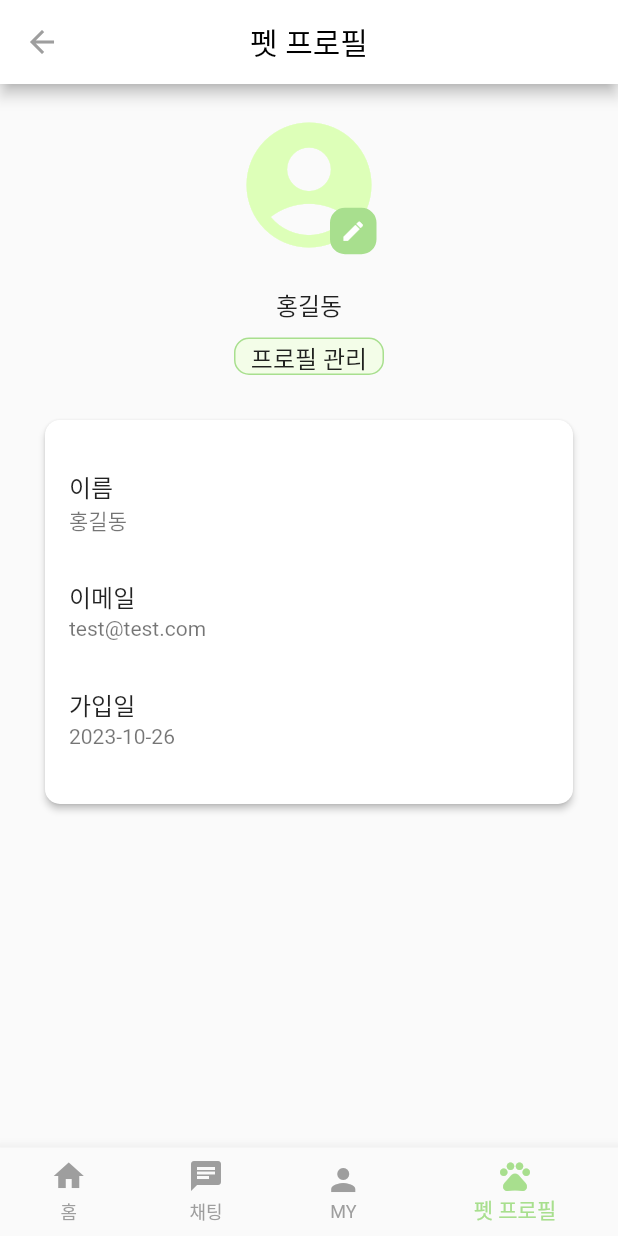
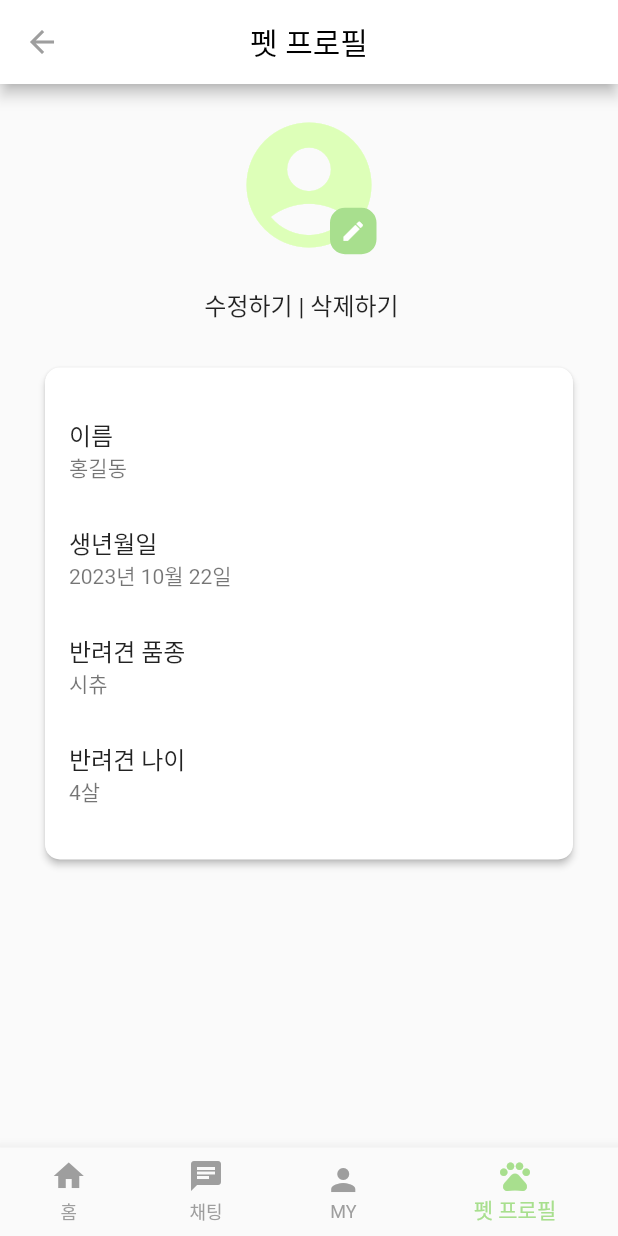
Before and after one commit to mewjeans/WITDOG_APP, a Flutter app: the PetProfileScreen screen opened by its route, on a phone screen of 412 x 824 dp. Run offline on Flutter 3.47's test engine with Material 2 defaults, Android fonts, the phone set to English and light mode, and no system bars; our stand-ins replace flutter_native_splash, shared_preferences, supabase_flutter, timeago; missing offline and left inert: kakao_flutter_sdk, kakao_flutter_sdk_user, zego_uikit_prebuilt_call; accounts and stored records are empty.

Commit message:
feat: code separation

```diff
--- a/lib/main.dart
+++ b/lib/main.dart
@@ -2,13 +2,13 @@ import 'package:flutter/material.dart';
 import 'package:flutter_native_splash/flutter_native_splash.dart';
 import 'package:kakao_flutter_sdk_user/kakao_flutter_sdk_user.dart';
 import 'package:pet/provider/auth_provider.dart';
-import 'package:pet/screens/pet_profile_screen.dart';
+import 'package:pet/screens/profile/pets/pet_profile_screen.dart';
 import 'package:pet/screens/video_home_screen.dart';
 import 'package:provider/provider.dart';
 import 'package:pet/screens/auth/login_screen.dart';
 import 'package:pet/screens/chat_screen.dart';
 import 'package:pet/screens/home_screen.dart';
-import 'package:pet/screens/my_profile_screen.dart';
+import 'package:pet/screens/profile/users/user_profile_screen.dart';
 import 'package:supabase_flutter/supabase_flutter.dart';
 import 'package:intl/date_symbol_data_local.dart';
 
@@ -43,7 +43,7 @@ class MyApp extends StatelessWidget {
       ),
       routes: {
         '/home': (context) => HomeScreen(),
-        '/my': (context) => MyProfileScreen(),
+        '/my': (context) => UserProfileScreen(),
         '/chat': (context) => ChatScreen(),
         '/login': (context) => LoginScreen(),
         '/pet': (context) => PetProfileScreen(),
--- a/lib/screens/pet_profile_screen.dart
+++ b/lib/screens/profile/pets/pet_profile_screen.dart
@@ -1,5 +1,6 @@
 import 'package:flutter/cupertino.dart';
 import 'package:flutter/material.dart';
+import 'package:pet/screens/routing/routing_helper.dart';
 import 'package:pet/widgets/buttom_navbar_items.dart';
 import 'package:pet/widgets/route_names.dart';
 
@@ -11,6 +12,10 @@ class PetProfileScreen extends StatefulWidget{
 class _PetProfileScreenState extends State<PetProfileScreen> {
   int _selectedIndex = 3; // 초기 선택 인덱스
   final bool _appBarVisible = true;
+
+  void _onItemTapped(int index) {
+    routingHelper(context, index, _selectedIndex);
+  }
 
   @override
   Widget build(BuildContext context) {
@@ -98,34 +103,25 @@ class _PetProfileScreenState extends State<PetProfileScreen> {
                 ),
               ),
             ),
-            Container(
-              child: Text(
-                '홍길동',
+            Row(
+              mainAxisAlignment: MainAxisAlignment.center,
+              children: [
+                Text(
+                  '수정하기 | ',
                   style: TextStyle(
                     fontSize: 16,
                   ),
                 ),
-            ),
-            SizedBox(height: 10),
-            Container(
-              width: 100,
-              height: 25,
-              alignment: Alignment.center,
-              decoration: BoxDecoration(
-                color: Color(0xFFF3FDE8),
-                border: Border.all(
-                  color: Color(0xFFA8DF8E),
-                  width: 1,
-                ),
-                borderRadius: BorderRadius.circular(10),
-              ),
-              child: Text(
-                '프로필 관리',
+                Text(
+                  '삭제하기',
                   style: TextStyle(
                     fontSize: 16,
                   ),
                 ),
+                SizedBox(width: 10),
+              ],
             ),
+
             Card(
               elevation: 2,
               margin: EdgeInsets.all(30),
@@ -147,20 +143,29 @@ class _PetProfileScreenState extends State<PetProfileScreen> {
                   ListTile(
                     title: Row(
                       children: [
-                        Text('이메일'),
+                        Text('생년월일'),
                         SizedBox(width: 40),
                       ],
                     ),
-                    subtitle: Text('test@test.com'),
+                    subtitle: Text('2023년 10월 22일'),
                   ),
                   ListTile(
                     title: Row(
                       children: [
-                        Text('가입일'),
+                        Text('반려견 품종'),
                         SizedBox(width: 40),
                       ],
                     ),
-                    subtitle: Text('2023-10-26'),
+                    subtitle: Text('시츄'),
+                  ),
+                  ListTile(
+                    title: Row(
+                      children: [
+                        Text('반려견 나이'),
+                        SizedBox(width: 40),
+                      ],
+                    ),
+                    subtitle: Text('4살'),
                   ),
                   SizedBox(height: 20),
                 ],
@@ -171,11 +176,4 @@ class _PetProfileScreenState extends State<PetProfileScreen> {
       ),
     );
   }
-
-  void _onItemTapped(int index) {
-    setState(() {
-      _selectedIndex = index;
-      Navigator.pushNamed(context, RouteNames.routeNames[index]);
-    });
 }
-}
```
Also changed, not shown: lib/screens/home_screen.dart (+6 -7 lines), lib/screens/profile/users/user_profile_screen.dart (renamed from lib/screens/my_profile_screen.dart, +8 -10 lines), lib/screens/routing/routing_helper.dart (added, +12 -0 lines). Lines whose indentation alone changed are shown as unchanged.
